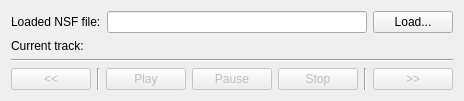
TheCatNose/PurrFX-sample-projects, file NsfPlayer_Qt/cmainwidget.ui: the form before one commit.
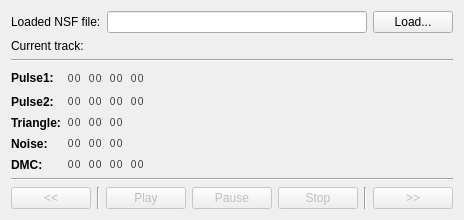
The form after the commit.

Commit message: NsfPlayer (Qt) - register view

```diff
--- a/NsfPlayer_Qt/cmainwidget.ui
+++ b/NsfPlayer_Qt/cmainwidget.ui
@@ -7,7 +7,7 @@
     <x>0</x>
     <y>0</y>
     <width>462</width>
-    <height>101</height>
+    <height>214</height>
    </rect>
   </property>
   <property name="windowTitle">
@@ -63,6 +63,311 @@
      </property>
     </widget>
    </item>
+   <item>
+    <layout class="QGridLayout" name="layRegisters">
+     <item row="0" column="2">
+      <widget class="QLabel" name="lblRegister4001">
+       <property name="font">
+        <font>
+         <family>Courier</family>
+        </font>
+       </property>
+       <property name="text">
+        <string>00</string>
+       </property>
+      </widget>
+     </item>
+     <item row="4" column="1">
+      <widget class="QLabel" name="lblRegister4010">
+       <property name="font">
+        <font>
+         <family>Courier</family>
+        </font>
+       </property>
+       <property name="text">
+        <string>00</string>
+       </property>
+      </widget>
+     </item>
+     <item row="1" column="4">
+      <widget class="QLabel" name="lblRegister4007">
+       <property name="font">
+        <font>
+         <family>Courier</family>
+        </font>
+       </property>
+       <property name="text">
+        <string>00</string>
+       </property>
+      </widget>
+     </item>
+     <item row="4" column="2">
+      <widget class="QLabel" name="lblRegister4011">
+       <property name="font">
+        <font>
+         <family>Courier</family>
+        </font>
+       </property>
+       <property name="text">
+        <string>00</string>
+       </property>
+      </widget>
+     </item>
+     <item row="0" column="1">
+      <widget class="QLabel" name="lblRegister4000">
+       <property name="font">
+        <font>
+         <family>Courier</family>
+        </font>
+       </property>
+       <property name="text">
+        <string>00</string>
+       </property>
+      </widget>
+     </item>
+     <item row="3" column="3">
+      <widget class="QLabel" name="lblRegister400F">
+       <property name="font">
+        <font>
+         <family>Courier</family>
+        </font>
+       </property>
+       <property name="text">
+        <string>00</string>
+       </property>
+      </widget>
+     </item>
+     <item row="3" column="2">
+      <widget class="QLabel" name="lblRegister400E">
+       <property name="font">
+        <font>
+         <family>Courier</family>
+        </font>
+       </property>
+       <property name="text">
+        <string>00</string>
+       </property>
+      </widget>
+     </item>
+     <item row="1" column="1">
+      <widget class="QLabel" name="lblRegister4004">
+       <property name="font">
+        <font>
+         <family>Courier</family>
+        </font>
+       </property>
+       <property name="text">
+        <string>00</string>
+       </property>
+      </widget>
+     </item>
+     <item row="0" column="4">
+      <widget class="QLabel" name="lblRegister4003">
+       <property name="font">
+        <font>
+         <family>Courier</family>
+        </font>
+       </property>
+       <property name="text">
+        <string>00</string>
+       </property>
+      </widget>
+     </item>
+     <item row="2" column="2">
+      <widget class="QLabel" name="lblRegister400A">
+       <property name="font">
+        <font>
+         <family>Courier</family>
+        </font>
+       </property>
+       <property name="text">
+        <string>00</string>
+       </property>
+      </widget>
+     </item>
+     <item row="4" column="3">
+      <widget class="QLabel" name="lblRegister4012">
+       <property name="font">
+        <font>
+         <family>Courier</family>
+        </font>
+       </property>
+       <property name="text">
+        <string>00</string>
+       </property>
+      </widget>
+     </item>
+     <item row="4" column="4">
+      <widget class="QLabel" name="lblRegister4013">
+       <property name="font">
+        <font>
+         <family>Courier</family>
+        </font>
+       </property>
+       <property name="text">
+        <string>00</string>
+       </property>
+      </widget>
+     </item>
+     <item row="2" column="1">
+      <widget class="QLabel" name="lblRegister4008">
+       <property name="font">
+        <font>
+         <family>Courier</family>
+        </font>
+       </property>
+       <property name="text">
+        <string>00</string>
+       </property>
+      </widget>
+     </item>
+     <item row="2" column="3">
+      <widget class="QLabel" name="lblRegister400B">
+       <property name="font">
+        <font>
+         <family>Courier</family>
+        </font>
+       </property>
+       <property name="text">
+        <string>00</string>
+       </property>
+      </widget>
+     </item>
+     <item row="0" column="5">
+      <spacer name="horizontalSpacer">
+       <property name="orientation">
+        <enum>Qt::Horizontal</enum>
+       </property>
+       <property name="sizeHint" stdset="0">
+        <size>
+         <width>40</width>
+         <height>20</height>
+        </size>
+       </property>
+      </spacer>
+     </item>
+     <item row="1" column="2">
+      <widget class="QLabel" name="lblRegister4005">
+       <property name="font">
+        <font>
+         <family>Courier</family>
+        </font>
+       </property>
+       <property name="text">
+        <string>00</string>
+       </property>
+      </widget>
+     </item>
+     <item row="0" column="3">
+      <widget class="QLabel" name="lblRegister4002">
+       <property name="font">
+        <font>
+         <family>Courier</family>
+        </font>
+       </property>
+       <property name="text">
+        <string>00</string>
+       </property>
+      </widget>
+     </item>
+     <item row="3" column="1">
+      <widget class="QLabel" name="lblRegister400C">
+       <property name="font">
+        <font>
+         <family>Courier</family>
+        </font>
+       </property>
+       <property name="text">
+        <string>00</string>
+       </property>
+      </widget>
+     </item>
+     <item row="1" column="3">
+      <widget class="QLabel" name="lblRegister4006">
+       <property name="font">
+        <font>
+         <family>Courier</family>
+        </font>
+       </property>
+       <property name="text">
+        <string>00</string>
+       </property>
+      </widget>
+     </item>
+     <item row="0" column="0">
+      <widget class="QLabel" name="lblRegistersPulse1">
+       <property name="font">
+        <font>
+         <weight>75</weight>
+         <bold>true</bold>
+        </font>
+       </property>
+       <property name="text">
+        <string>Pulse1:</string>
+       </property>
+      </widget>
+     </item>
+     <item row="1" column="0">
+      <widget class="QLabel" name="lblRegistersPulse2">
+       <property name="font">
+        <font>
+         <weight>75</weight>
+         <bold>true</bold>
+        </font>
+       </property>
+       <property name="text">
+        <string>Pulse2:</string>
+       </property>
+      </widget>
+     </item>
+     <item row="2" column="0">
+      <widget class="QLabel" name="lblRegistersTriangle">
+       <property name="font">
+        <font>
+         <weight>75</weight>
+         <bold>true</bold>
+        </font>
+       </property>
+       <property name="text">
+        <string>Triangle:</string>
+       </property>
+      </widget>
+     </item>
+     <item row="3" column="0">
+      <widget class="QLabel" name="lblRegistersNoise">
+       <property name="font">
+        <font>
+         <weight>75</weight>
+         <bold>true</bold>
+        </font>
+       </property>
+       <property name="text">
+        <string>Noise:</string>
+       </property>
+      </widget>
+     </item>
+     <item row="4" column="0">
+      <widget class="QLabel" name="lblRegistersDMC">
+       <property name="font">
+        <font>
+         <weight>75</weight>
+         <bold>true</bold>
+        </font>
+       </property>
+       <property name="text">
+        <string>DMC:</string>
+       </property>
+      </widget>
+     </item>
+    </layout>
+   </item>
+   <item>
+    <widget class="Line" name="line_4">
+     <property name="orientation">
+      <enum>Qt::Horizontal</enum>
+     </property>
+    </widget>
+   </item>
    <item>
     <layout class="QHBoxLayout" name="layControl">
      <item>
```
The commit also changes 5 other files.
